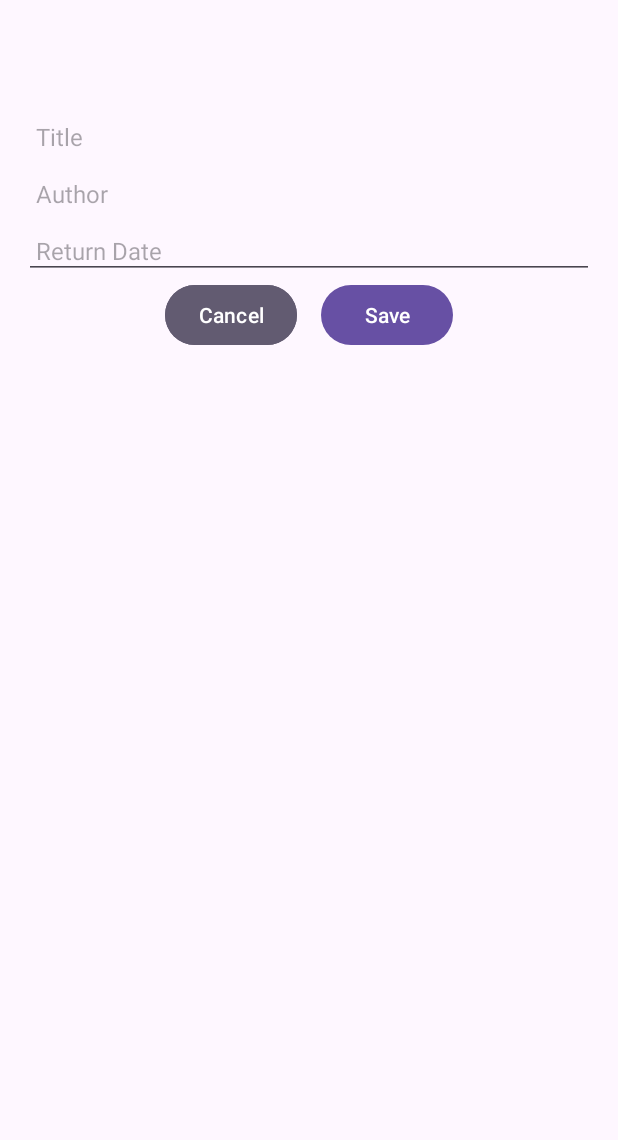
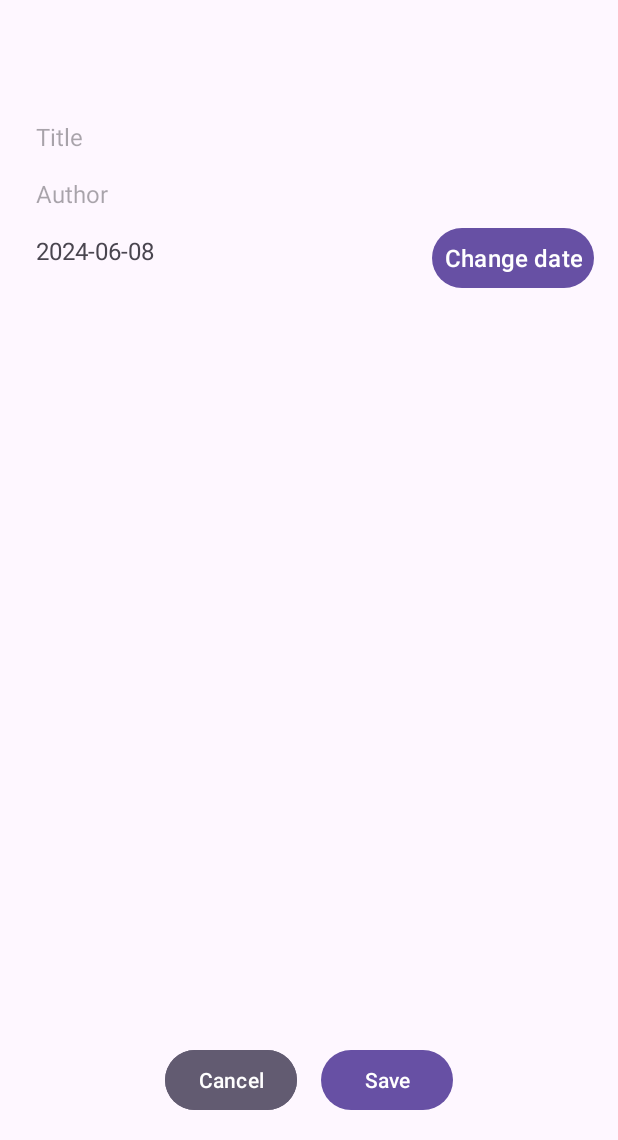
Before and after one commit to AlenBijelic99/BookReturnReminder, an Android app: the InsertBookActivity screen opened directly, with no data from a screen before it, on a phone screen of 412 x 824 dp, the part 96-1236 px from its top. Run offline under Robolectric (Android 15) with nearby library versions, the phone set to English and light mode, and no system bars.

Commit message:
fix: Update layout

```diff
--- a/app/src/main/java/ch/heigvd/dma/bookreturnreminder/InsertBookActivity.kt
+++ b/app/src/main/java/ch/heigvd/dma/bookreturnreminder/InsertBookActivity.kt
@@ -3,24 +3,25 @@ package ch.heigvd.dma.bookreturnreminder
 import android.app.DatePickerDialog
 import android.os.Bundle
 import android.util.Log
-import android.view.Menu
-import android.view.MenuItem
 import android.widget.Button
 import android.widget.EditText
 import android.widget.TextView
+import androidx.activity.viewModels
 import androidx.appcompat.app.AppCompatActivity
-import androidx.activity.viewModels
 import androidx.lifecycle.Observer
 import ch.heigvd.dma.bookreturnreminder.models.Book
 import ch.heigvd.dma.bookreturnreminder.ui.BookViewModel
+import java.text.SimpleDateFormat
 import java.util.Calendar
+import java.util.Locale
 
 class InsertBookActivity : AppCompatActivity() {
 
     private val bookViewModel: BookViewModel by viewModels()
     private lateinit var textViewTitle: TextView
     private lateinit var textViewAuthor: TextView
-    private lateinit var editTextReturnDate: EditText
+    private lateinit var textViewReturnDate: TextView
+    private lateinit var buttonSelectDate: Button
     private lateinit var currentBook: Book
 
     override fun onCreate(savedInstanceState: Bundle?) {
@@ -33,17 +34,23 @@ class InsertBookActivity : AppCompatActivity() {
 
         textViewTitle = findViewById(R.id.textViewTitle)
         textViewAuthor = findViewById(R.id.textViewAuthor)
-        editTextReturnDate = findViewById(R.id.editTextReturnDate)
+        textViewReturnDate = findViewById(R.id.textViewReturnDate)
+        buttonSelectDate = findViewById(R.id.buttonSelectDate)
         val buttonSave: Button = findViewById(R.id.buttonSave)
         val buttonCancel: Button = findViewById(R.id.buttonCancel)
 
         val calendar = Calendar.getInstance()
+        val dateFormat = SimpleDateFormat("yyyy-MM-dd", Locale.FRENCH)
+        textViewReturnDate.text = dateFormat.format(calendar.time)
+
         val dateSetListener = DatePickerDialog.OnDateSetListener { _, year, month, dayOfMonth ->
-            val selectedDate = "$year-${month + 1}-$dayOfMonth"
-            editTextReturnDate.setText(selectedDate)
+            calendar.set(Calendar.YEAR, year)
+            calendar.set(Calendar.MONTH, month)
+            calendar.set(Calendar.DAY_OF_MONTH, dayOfMonth)
+            textViewReturnDate.text = dateFormat.format(calendar.time)
         }
 
-        editTextReturnDate.setOnClickListener {
+        buttonSelectDate.setOnClickListener {
             DatePickerDialog(
                 this,
                 dateSetListener,
@@ -70,7 +77,7 @@ class InsertBookActivity : AppCompatActivity() {
         }
 
         buttonSave.setOnClickListener {
-            currentBook.returnDate = editTextReturnDate.text.toString()
+            currentBook.returnDate = textViewReturnDate.text.toString()
             bookViewModel.update(currentBook.isbnCode, currentBook.returnDate)
             finish()
         }
--- a/app/src/main/java/ch/heigvd/dma/bookreturnreminder/MainActivity.kt
+++ b/app/src/main/java/ch/heigvd/dma/bookreturnreminder/MainActivity.kt
@@ -2,8 +2,6 @@ package ch.heigvd.dma.bookreturnreminder
 
 import android.content.Intent
 import android.os.Bundle
-import android.view.Menu
-import android.view.MenuItem
 import androidx.activity.enableEdgeToEdge
 import androidx.activity.viewModels
 import androidx.appcompat.app.AppCompatActivity
@@ -12,7 +10,6 @@ import androidx.core.view.WindowInsetsCompat
 import androidx.recyclerview.widget.LinearLayoutManager
 import androidx.recyclerview.widget.RecyclerView
 import ch.heigvd.dma.bookreturnreminder.adapter.BookAdapter
-import ch.heigvd.dma.bookreturnreminder.models.Book
 import ch.heigvd.dma.bookreturnreminder.ui.BookViewModel
 import com.google.android.material.floatingactionbutton.FloatingActionButton
 
--- a/app/src/main/java/ch/heigvd/dma/bookreturnreminder/database/converters/CalendarConverter.kt
+++ b/app/src/main/java/ch/heigvd/dma/bookreturnreminder/database/converters/CalendarConverter.kt
@@ -1,7 +1,8 @@
 package ch.heigvd.dma.bookreturnreminder.database.converters
 
 import androidx.room.TypeConverter
-import java.util.*
+import java.util.Calendar
+import java.util.Date
 
 class CalendarConverter {
 
--- a/app/src/main/res/layout/activity_insert_book.xml
+++ b/app/src/main/res/layout/activity_insert_book.xml
@@ -46,20 +46,38 @@
             android:padding="8dp"
             android:textSize="16sp" />
 
-        <EditText
-            android:id="@+id/editTextReturnDate"
+        <TextView
+            android:id="@+id/textViewReturnDate"
             android:layout_width="0dp"
             android:layout_height="wrap_content"
-            android:autofillHints="Return Date"
             android:hint="@string/return_date"
-            android:focusable="false"
-            android:clickable="true"
-            android:inputType="date"
+            android:text="Today's date"
             app:layout_constraintStart_toStartOf="parent"
+            app:layout_constraintTop_toBottomOf="@id/textViewAuthor"
+            app:layout_constraintEnd_toStartOf="@id/buttonSelectDate"
+            android:padding="8dp"
+            android:textSize="16sp" />
+
+        <Button
+            android:id="@+id/buttonSelectDate"
+            android:layout_width="wrap_content"
+            android:layout_height="wrap_content"
+            android:text="@string/select_date"
+            app:layout_constraintStart_toEndOf="@id/textViewReturnDate"
             app:layout_constraintTop_toBottomOf="@id/textViewAuthor"
             app:layout_constraintEnd_toEndOf="parent"
             android:padding="8dp"
             android:textSize="16sp" />
+    </androidx.constraintlayout.widget.ConstraintLayout>
+
+    <androidx.constraintlayout.widget.ConstraintLayout
+        android:id="@+id/buttonContainer"
+        android:layout_width="0dp"
+        android:layout_height="wrap_content"
+        app:layout_constraintStart_toStartOf="parent"
+        app:layout_constraintEnd_toEndOf="parent"
+        app:layout_constraintBottom_toBottomOf="parent"
+        android:padding="16dp">
 
         <Button
             android:id="@+id/buttonCancel"
@@ -68,7 +86,7 @@
             android:text="@string/btn_cancel"
             android:backgroundTint="?attr/colorSecondary"
             app:layout_constraintStart_toStartOf="parent"
-            app:layout_constraintTop_toBottomOf="@id/editTextReturnDate"
+            app:layout_constraintTop_toTopOf="parent"
             app:layout_constraintEnd_toStartOf="@id/buttonSave"
             app:layout_constraintHorizontal_chainStyle="packed"
             android:layout_marginEnd="8dp"
@@ -80,11 +98,10 @@
             android:layout_height="wrap_content"
             android:text="@string/btn_save"
             app:layout_constraintEnd_toEndOf="parent"
-            app:layout_constraintTop_toBottomOf="@id/editTextReturnDate"
+            app:layout_constraintTop_toTopOf="parent"
             app:layout_constraintStart_toEndOf="@id/buttonCancel"
             android:layout_marginStart="8dp"
             android:padding="8dp" />
-
     </androidx.constraintlayout.widget.ConstraintLayout>
 
 </androidx.constraintlayout.widget.ConstraintLayout>
--- a/app/src/main/res/values-night/themes.xml
+++ b/app/src/main/res/values-night/themes.xml
@@ -1,4 +1,4 @@
-<resources xmlns:tools="http://schemas.android.com/tools">
+<resources>
     <!-- Base application theme. -->
     <style name="Base.Theme.BookReturnReminder" parent="Theme.Material3.DayNight.NoActionBar">
         <!-- Customize your dark theme here. -->
--- a/app/src/main/res/values/strings.xml
+++ b/app/src/main/res/values/strings.xml
@@ -3,7 +3,8 @@
     <string name="add_book">Add Book</string>
     <string name="title">Title</string>
     <string name="author">Author</string>
-    <string name="return_date">Return Date</string>
+    <string name="select_date">Change date</string>
+    <string name="return_date">Return date</string>
     <string name="btn_save">Save</string>
     <string name="add_a_book">Add a book</string>
     <string name="btn_cancel">Cancel</string>
--- a/app/src/main/res/values/themes.xml
+++ b/app/src/main/res/values/themes.xml
@@ -1,4 +1,4 @@
-<resources xmlns:tools="http://schemas.android.com/tools">
+<resources>
     <!-- Base application theme. -->
     <style name="Base.Theme.BookReturnReminder" parent="Theme.Material3.DayNight.NoActionBar">
         <!-- Customize your light theme here. -->
```
Also changed, not shown: app/src/main/java/ch/heigvd/dma/bookreturnreminder/BarcodeScanningActivity.kt (+5 -2 lines), 2 other files.
